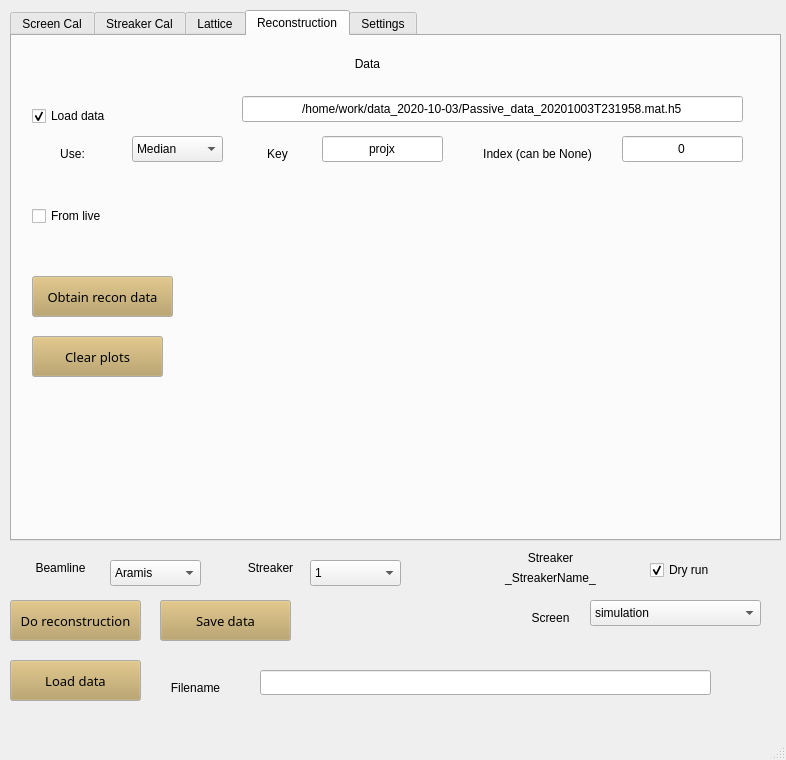
Qt form GUI.ui (pdijksta/WakefieldAnalysis) before a commit.
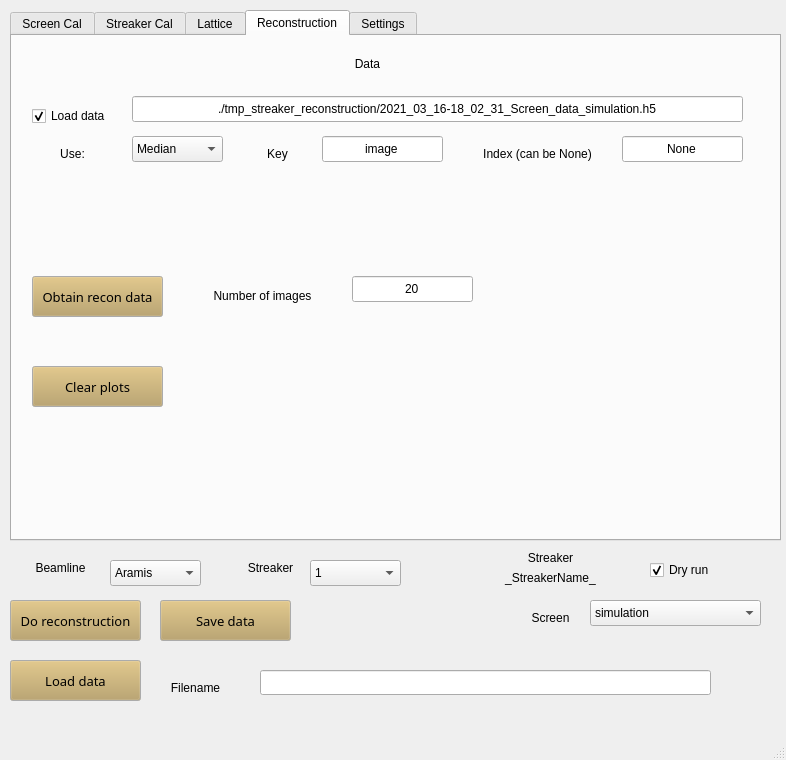
The same form after that commit. The open tabs and pages were chosen to show the change.

Commit message: debugging streaker calibration

What changed in the file:
```diff
--- a/GUI.ui
+++ b/GUI.ui
@@ -1232,14 +1232,14 @@
      <widget class="QLineEdit" name="ReconstructionDataLoad">
       <property name="geometry">
        <rect>
-        <x>230</x>
+        <x>120</x>
         <y>60</y>
-        <width>501</width>
+        <width>611</width>
         <height>26</height>
        </rect>
       </property>
       <property name="text">
-       <string>/home/work/data_2020-10-03/Passive_data_20201003T231958.mat.h5</string>
+       <string>./tmp_streaker_reconstruction/2021_03_16-18_02_31_Screen_data_simulation.h5</string>
       </property>
       <property name="alignment">
        <set>Qt::AlignCenter</set>
@@ -1255,7 +1255,7 @@
        </rect>
       </property>
       <property name="text">
-       <string>projx</string>
+       <string>image</string>
       </property>
       <property name="alignment">
        <set>Qt::AlignCenter</set>
@@ -1271,7 +1271,7 @@
        </rect>
       </property>
       <property name="text">
-       <string>0</string>
+       <string>None</string>
       </property>
       <property name="alignment">
        <set>Qt::AlignCenter</set>
@@ -1364,22 +1364,6 @@
        <set>Qt::AlignCenter</set>
       </property>
      </widget>
-     <widget class="QCheckBox" name="ReconstructionDataLoadCheck_2">
-      <property name="geometry">
-       <rect>
-        <x>20</x>
-        <y>170</y>
-        <width>91</width>
-        <height>20</height>
-       </rect>
-      </property>
-      <property name="text">
-       <string>From live</string>
-      </property>
-      <property name="checked">
-       <bool>false</bool>
-      </property>
-     </widget>
      <widget class="QLabel" name="label_40">
       <property name="geometry">
        <rect>
@@ -1401,7 +1385,7 @@
        <rect>
         <x>20</x>
         <y>240</y>
-        <width>141</width>
+        <width>131</width>
         <height>41</height>
        </rect>
       </property>
@@ -1456,7 +1440,7 @@
       <property name="geometry">
        <rect>
         <x>20</x>
-        <y>300</y>
+        <y>330</y>
         <width>131</width>
         <height>41</height>
        </rect>
@@ -1508,6 +1492,38 @@
        <string>Clear plots</string>
       </property>
      </widget>
+     <widget class="QLabel" name="label_54">
+      <property name="geometry">
+       <rect>
+        <x>190</x>
+        <y>250</y>
+        <width>121</width>
+        <height>20</height>
+       </rect>
+      </property>
+      <property name="text">
+       <string>Number of images</string>
+      </property>
+      <property name="alignment">
+       <set>Qt::AlignCenter</set>
+      </property>
+     </widget>
+     <widget class="QLineEdit" name="ReconNumberImages">
+      <property name="geometry">
+       <rect>
+        <x>340</x>
+        <y>240</y>
+        <width>121</width>
+        <height>26</height>
+       </rect>
+      </property>
+      <property name="text">
+       <string>20</string>
+      </property>
+      <property name="alignment">
+       <set>Qt::AlignCenter</set>
+      </property>
+     </widget>
     </widget>
     <widget class="QWidget" name="tab_2">
      <attribute name="title">
```
Left out of the diff: 4 changed lines with no effect on the pictures. The commit also changes 6 other files.
